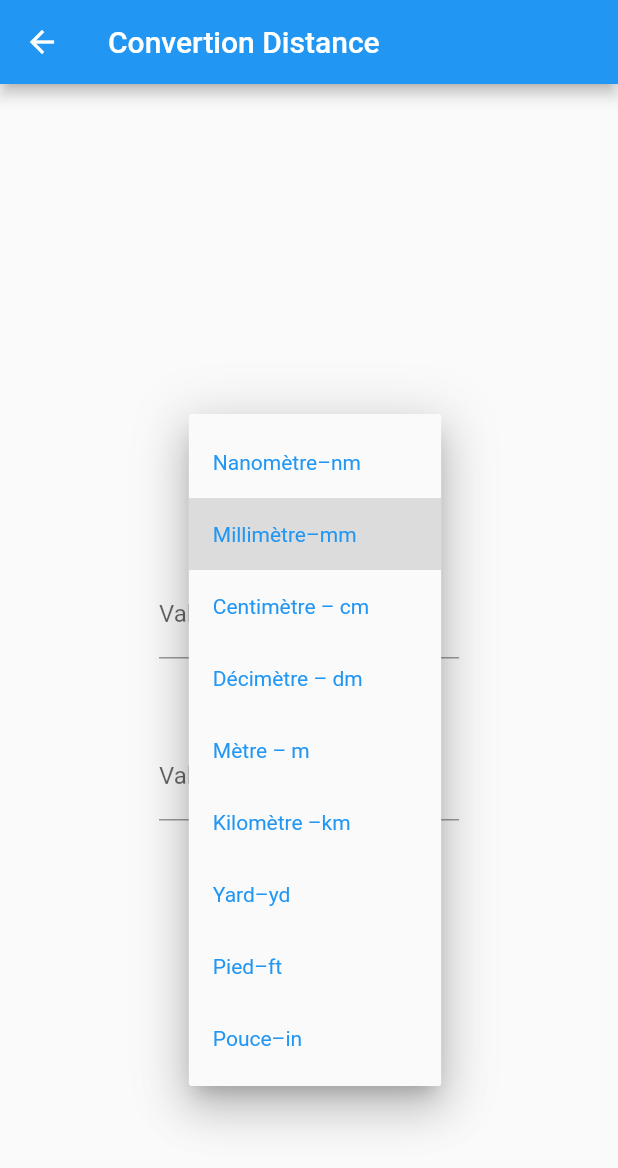
After one commit to Jajoute/flutterApp, a Flutter app: the ConvertionDistance screen opened by its route, after a tap on "Millimètre–mm", on a phone screen of 412 x 824 dp. The commit adds this screen. Shown: the top 1168 px of the screen. Run offline on Flutter 3.47's test engine with Material 2 defaults, Android fonts, the light colour scheme and no system bars; our stand-ins replace flutter_secure_storage; accounts and stored records are empty.

Commit message:
feat: 100%

```diff
--- /dev/null
+++ b/lib/convertion_distance/convertion_distance.dart
@@ -0,0 +1,199 @@
+import 'package:flutter/material.dart';
+
+class ConvertionDistance extends StatefulWidget {
+  final String title;
+
+  ConvertionDistance(this.title);
+
+  @override
+  _ConvertionDistance createState() => _ConvertionDistance();
+}
+
+class _ConvertionDistance extends State<ConvertionDistance> {
+  List<String> labels = [
+    'Nanomètre–nm',
+    'Millimètre–mm',
+    'Centimètre – cm',
+    'Décimètre – dm',
+    'Mètre – m',
+    'Kilomètre –km',
+    'Yard–yd',
+    'Pied–ft',
+    'Pouce–in'
+  ];
+  String inLabelValue, outLabelValue;
+  TextEditingController inController, outController;
+  double inRes, outRes;
+
+  @override
+  void initState() {
+    super.initState();
+    inLabelValue = labels[1];
+    outLabelValue = labels[2];
+    inController = TextEditingController(text: '');
+    outController = TextEditingController(text: '');
+    inRes = 0;
+    outRes = 0;
+  }
+
+  void fromInToOut() {
+    double resInOctet = toMeter(inRes, inLabelValue);
+    outController.text = resInOctet != null
+        ? toConvert(resInOctet, outLabelValue).toString()
+        : '';
+    outRes = double.parse(outController.text);
+  }
+
+  void fromOutToIn() {
+    double resInOctet = toMeter(outRes, outLabelValue);
+    inController.text = resInOctet != null
+        ? toConvert(resInOctet, inLabelValue).toString()
+        : '';
+    inRes = double.parse(inController.text);
+  }
+
+  double toMeter(double value, String label) {
+    if (value != null) {
+      switch (label) {
+        case 'Nanomètre–nm':
+          return value / 10000;
+        case 'Millimètre–mm':
+          return value / 1000;
+        case 'Centimètre – cm':
+          return value / 100;
+        case 'Décimètre – dm':
+          return value / 10;
+        case 'Mètre – m':
+          return value;
+        case 'Kilomètre –km':
+          return value * 10;
+        case 'Yard–yd':
+          return value * 0.9144;
+        case 'Pied–ft':
+          return value * 0.3048;
+        case 'Pouce–in':
+          return value * 0.0254;
+      }
+    }
+  }
+
+  double toConvert(double value, String label) {
+    if (value != null) {
+      switch (label) {
+        case 'Nanomètre–nm':
+          return value * 10000;
+        case 'Millimètre–mm':
+          return value * 1000;
+        case 'Centimètre – cm':
+          return value * 100;
+        case 'Décimètre – dm':
+          return value * 10;
+        case 'Mètre – m':
+          return value;
+        case 'Kilomètre –km':
+          return value / 10;
+        case 'Yard–yd':
+          return value / 0.9144;
+        case 'Pied–ft':
+          return value / 0.3048;
+        case 'Pouce–in':
+          return value / 0.0254;
+      }
+    }
+  }
+
+  @override
+  Widget build(BuildContext context) {
+    return Scaffold(
+        appBar: AppBar(
+          title: Text(widget.title),
+        ),
+        body: Center(
+            child: Column(
+          mainAxisAlignment: MainAxisAlignment.center,
+          children: [
+            //Menu déroulant des valeurs entrantes
+            DropdownButton<String>(
+              value: inLabelValue,
+              icon: Icon(Icons.arrow_drop_down),
+              iconSize: 24,
+              elevation: 16,
+              style: TextStyle(color: Colors.blue),
+              underline: Container(
+                height: 2,
+                color: Colors.blueAccent,
+              ),
+              onChanged: (v) {
+                setState(() {
+                  inLabelValue = v;
+                  fromOutToIn();
+                });
+              },
+              items: labels.map<DropdownMenuItem<String>>((String value) {
+                return DropdownMenuItem<String>(
+                  value: value,
+                  child: Text(value),
+                );
+              }).toList(),
+            ),
+
+            //Textfield pour entrer des valeurs entrantes
+            SizedBox(
+              width: 200,
+              height: 60,
+              child: TextField(
+                onChanged: (val) {
+                  setState(() {
+                    inRes = double.parse(val);
+                    fromInToOut();
+                  });
+                },
+                controller: inController,
+                decoration: new InputDecoration(labelText: "Valeur Entrante: "),
+              ),
+            ),
+
+            //Menu déroulant des valeurs sortantes
+            DropdownButton<String>(
+              value: outLabelValue,
+              icon: Icon(Icons.arrow_drop_down),
+              iconSize: 24,
+              elevation: 16,
+              style: TextStyle(color: Colors.blue),
+              underline: Container(
+                height: 2,
+                color: Colors.blueAccent,
+              ),
+              onChanged: (v) {
+                setState(() {
+                  outLabelValue = v;
+                  fromInToOut();
+                });
+              },
+              items: labels.map<DropdownMenuItem<String>>((String value) {
+                return DropdownMenuItem<String>(
+                  value: value,
+                  child: Text(value),
+                );
+              }).toList(),
+            ),
+
+            //Textfield pour entrer des valeurs sortantes
+            SizedBox(
+              width: 200,
+              height: 60,
+              child: TextField(
+                onChanged: (val) {
+                  setState(() {
+                    outRes = double.parse(val);
+                    fromOutToIn();
+                  });
+                },
+                controller: outController,
+                decoration: new InputDecoration(labelText: "Valeur Sortante: "),
+              ),
+            ),
+          ],
+        )));
+  }
+}
--- a/lib/main.dart
+++ b/lib/main.dart
@@ -1,4 +1,6 @@
 import 'package:flutter/material.dart';
+import 'package:flutter_projet/convertion_aires/convertion_aires.dart';
+import 'package:flutter_projet/convertion_distance/convertion_distance.dart';
 
 import 'package:flutter_projet/convertion_informatique/convertion_informatique.dart';
 import 'package:flutter_projet/home/home_page.dart';
@@ -23,6 +25,8 @@ class MyApp extends StatelessWidget {
         routes: {
           '/': (context) => HomePage(),
           '/us2': (context) => ConvertionInformatique('Convertion Informatique'),
+          '/us4' : (context) => CalculPromotion('Calcul Promotion'),
+          '/us6' : (context) => ConvertionDistance('Convertion Distance'),
           '/us8': (context) => ConvertionAires('Convertion Aires'),
         },
       debugShowCheckedModeBanner: false,
```
Also changed, not shown: 1 other file.
